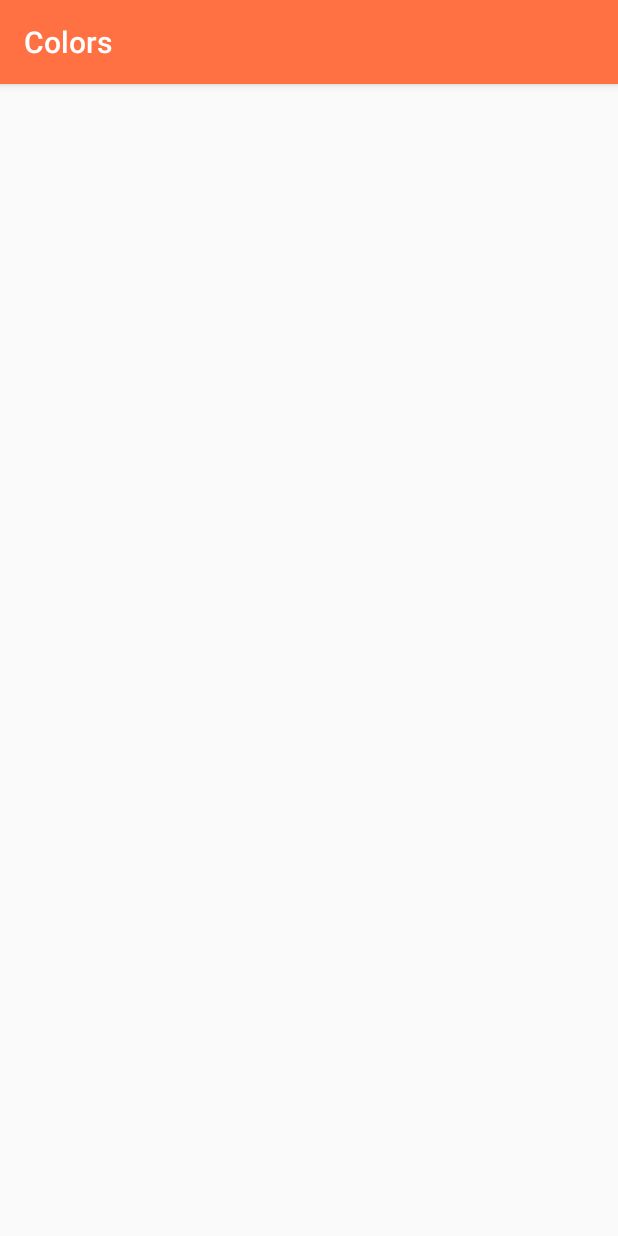
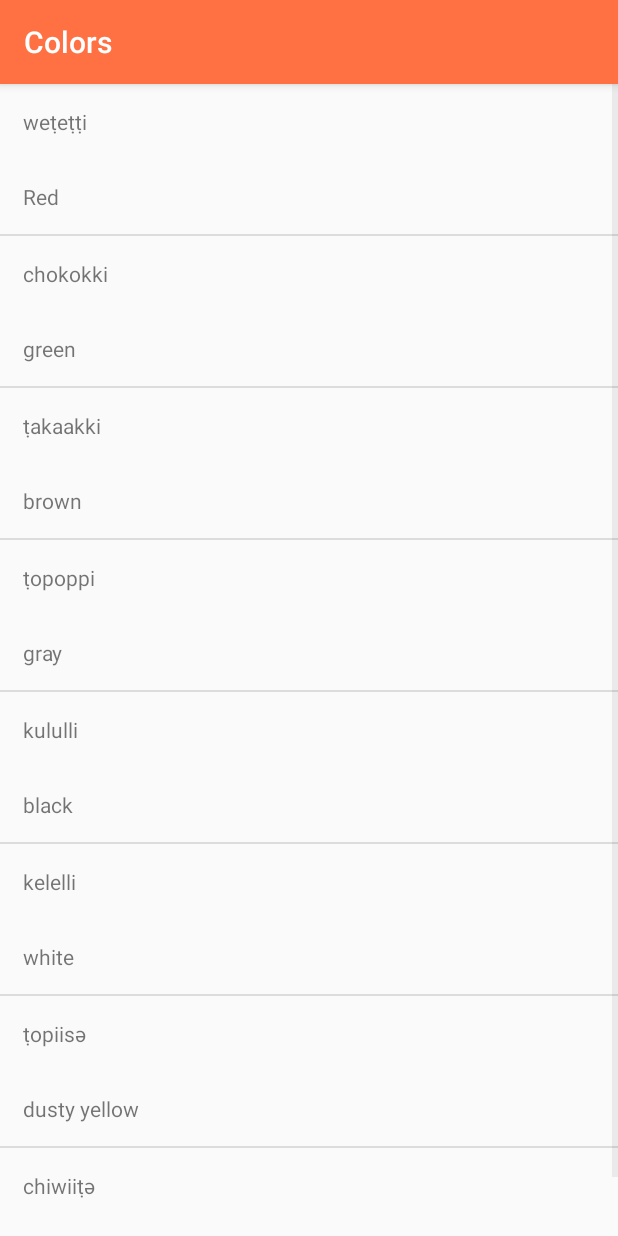
Before and after one commit to Aman16102000/Miwok_App, an Android app: the color_activity screen opened directly, with no data from a screen before it, on a phone screen of 412 x 824 dp. Run offline under Robolectric (Android 15) with nearby library versions, the phone set to English and light mode, and no system bars.

Commit message:
Added Array Adapter

```diff
--- a/app/src/main/java/com/example/hindivocal/Number_Activity.java
+++ b/app/src/main/java/com/example/hindivocal/Number_Activity.java
@@ -30,7 +30,7 @@ LinearLayout rootView=findViewById(R.id.number);
         words.add(new Word("Seven","kenekaku"));
         words.add(new Word("Eight","kawinta"));
         words.add(new Word("Nine","wo'e"));
-        words.add(new Word("Ten","na;aacha"));
+        words.add(new Word("Ten","na'aacha"));
 
         WordAdapter adapter=new WordAdapter(this,words);
         ListView listView =findViewById(R.id.list);
--- a/app/src/main/java/com/example/hindivocal/color_activity.java
+++ b/app/src/main/java/com/example/hindivocal/color_activity.java
@@ -1,8 +1,11 @@
 package com.example.hindivocal;
 
 import android.os.Bundle;
+import android.widget.ListView;
 
 import androidx.appcompat.app.AppCompatActivity;
+
+import java.util.ArrayList;
 
 public class color_activity extends AppCompatActivity {
 
@@ -11,5 +14,20 @@ public class color_activity extends AppCompatActivity {
         super.onCreate(savedInstanceState);
         setContentView(R.layout.color_activity);
 
+        ArrayList<Word> color= new ArrayList<Word>();
+
+        color.add(new Word("Red","weṭeṭṭi"));
+        color.add(new Word("green","chokokki"));
+        color.add(new Word("brown","ṭakaakki"));
+        color.add(new Word("gray","ṭopoppi"));
+        color.add(new Word("black","kululli"));
+        color.add(new Word("white","kelelli"));
+        color.add(new Word("dusty yellow","ṭopiisә"));
+        color.add(new Word("mustard yellow","chiwiiṭә"));
+
+        WordAdapter adaptercolor=new WordAdapter(this,color);
+        ListView listView =findViewById(R.id.colorlist);
+        listView.setAdapter(adaptercolor);
+
     }
 }
--- a/app/src/main/res/layout/color_activity.xml
+++ b/app/src/main/res/layout/color_activity.xml
@@ -4,4 +4,9 @@
     android:layout_height="match_parent">
 
 
+    <ListView
+        android:layout_width="match_parent"
+        android:layout_height="match_parent"
+
+        android:id="@+id/colorlist"/>
 </LinearLayout>
--- a/app/src/main/res/layout/family_activity.xml
+++ b/app/src/main/res/layout/family_activity.xml
@@ -3,4 +3,9 @@
     xmlns:android="http://schemas.android.com/apk/res/android" android:layout_width="match_parent"
     android:layout_height="match_parent">
 
+    <ListView
+        android:layout_width="match_parent"
+        android:layout_height="match_parent"
+
+        android:id="@+id/familylist"/>
 </LinearLayout>
--- a/app/src/main/res/layout/phrases_activity.xml
+++ b/app/src/main/res/layout/phrases_activity.xml
@@ -3,4 +3,9 @@
     xmlns:android="http://schemas.android.com/apk/res/android" android:layout_width="match_parent"
     android:layout_height="match_parent">
 
+    <ListView
+        android:layout_width="match_parent"
+        android:layout_height="match_parent"
+
+        android:id="@+id/phraseslist"/>
 </LinearLayout>
```
Also changed, not shown: app/src/main/java/com/example/hindivocal/family_activity.java (+16 -0 lines), app/src/main/java/com/example/hindivocal/phrases_activity.java (+18 -0 lines).
